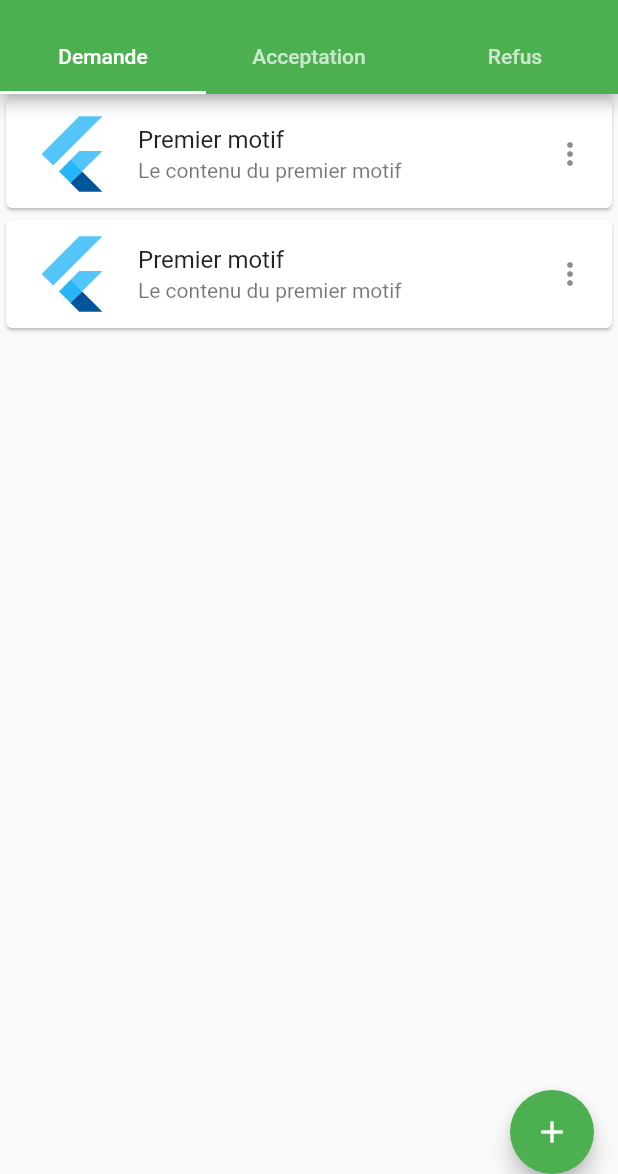
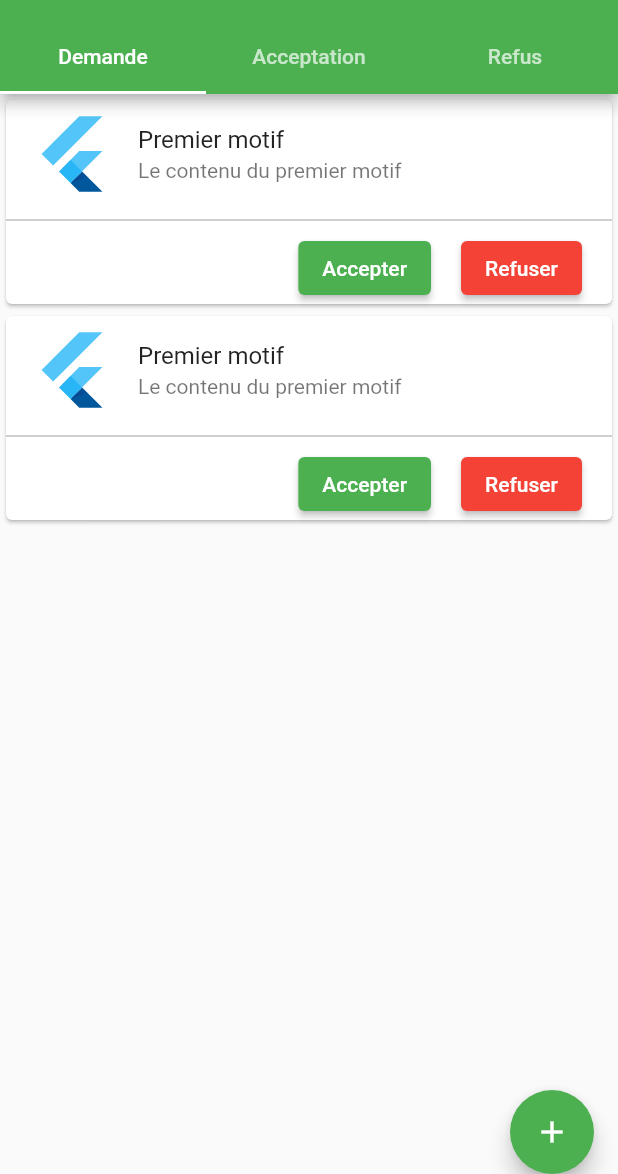
Before and after one commit to Markov500/bestfavor, a Flutter app: the screen it shows after launch, on a phone screen of 412 x 824 dp, the part 62-1236 px from its top. Run offline on Flutter 3.47's test engine with Material 2 defaults, Android fonts, the phone set to English and light mode, and no system bars.

Commit message:
implementation des interfaces d'affichage des demandes

```diff
--- a/lib/widgets/affichage_demande.dart
+++ b/lib/widgets/affichage_demande.dart
@@ -11,12 +11,31 @@ class AffichageDemande extends StatelessWidget {
   @override
   Widget build(BuildContext context) {
     return Card(
-      child: ListTile(
-        leading: FlutterLogo(size: 56.0),
-        title: Text(maDemande.motif),
-        subtitle: Text(maDemande.description),
-        trailing: Icon(Icons.more_vert),
-      ),
-    );
+        child: Column(
+      children: [
+        ListTile(
+          leading: FlutterLogo(size: 56.0),
+          title: Text(maDemande.motif),
+          subtitle: Text(maDemande.description),
+        ),
+        Divider(
+          color: Colors.grey,
+        ),
+        Row(
+          mainAxisAlignment: MainAxisAlignment.end,
+          children: [
+            ElevatedButton(onPressed: () {}, child: Text("Accepter")),
+            Padding(padding: EdgeInsets.all(10)),
+            ElevatedButton(
+                onPressed: () {},
+                style: ButtonStyle(
+                  backgroundColor: MaterialStateProperty.all(Colors.red),
+                ),
+                child: Text("Refuser")),
+            Padding(padding: EdgeInsets.all(10)),
+          ],
+        )
+      ],
+    ));
   }
 }
--- a/lib/widgets/demande.dart
+++ b/lib/widgets/demande.dart
@@ -15,6 +15,7 @@ class _DemandeState extends State<Demande> {
     return Container(
       child: ListView(
         children: mesDemandes
+            .where((element) => element.accepte == null)
             .map((e) => AffichageDemande(
                   maDemande: e,
                 ))
```
Also changed, not shown: lib/widgets/acceptation.dart (+10 -3 lines), lib/widgets/refus.dart (+10 -3 lines).
